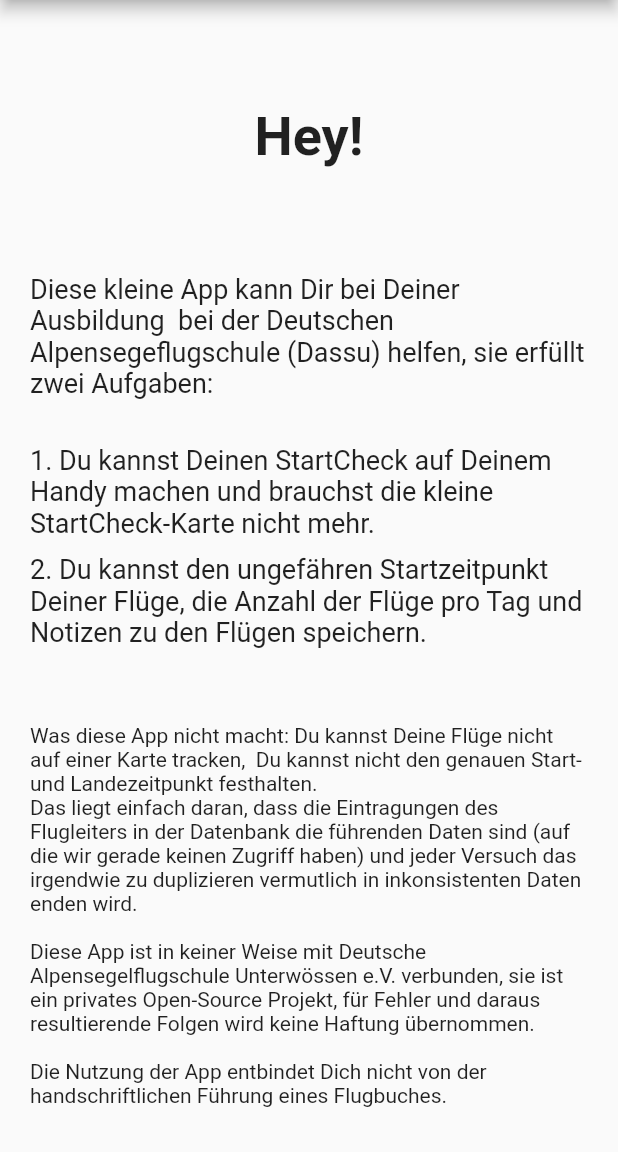
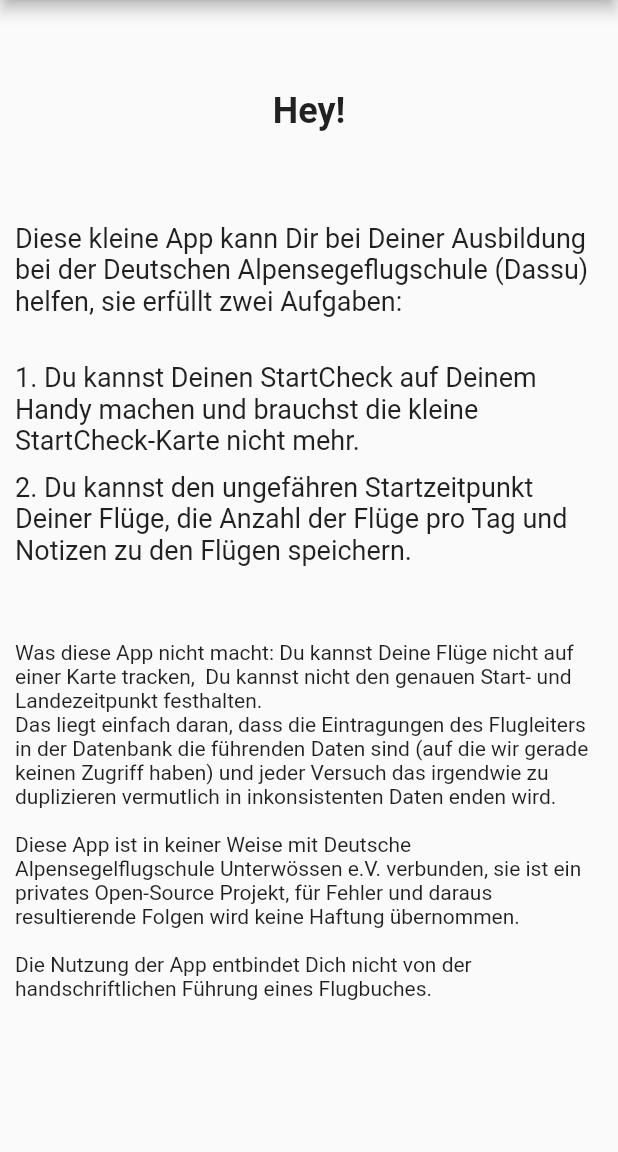
Before and after one commit to agehret/dassuflights, a Flutter app: the screen it shows after launch, in the side drawer, after a tap on "Über diese App", on a phone screen of 412 x 824 dp, the part 84-1236 px from its top. Run offline on Flutter 3.47's test engine with Material 2 defaults, Android fonts, the phone set to English and light mode, and no system bars; our stand-ins replace sqflite; accounts and stored records are empty.

Commit message:
Added enddrawer and static page

```diff
--- a/lib/ui/about_dialog.dart
+++ b/lib/ui/about_dialog.dart
@@ -18,8 +18,9 @@
           // the App.build method, and use it to set our appbar title.
           title: Text("Über die App"),
         ),
-        body: Container(
-            padding: const EdgeInsets.all(20.0),
+        body: SingleChildScrollView(
+          child: Container(
+            padding: const EdgeInsets.all(10.0),
             alignment: Alignment(0.0, 0.0),
             child: Column(
               children: <Widget>[
@@ -30,7 +31,7 @@
                     )
                 ),
                 Padding(
-                  padding: EdgeInsets.fromLTRB(0, 20, 0, 20),
+                  padding: EdgeInsets.fromLTRB(0, 10, 0, 20),
                   child: Text('Diese kleine App kann Dir bei Deiner Ausbildung '
                       ' bei der Deutschen Alpensegeflugschule (Dassu) helfen, sie erfüllt zwei Aufgaben:',
                       style: biggerFont),
@@ -62,6 +63,7 @@
 
             )
         )
+        )
     );
   }
 
--- a/lib/ui/contribute_dialog.dart
+++ b/lib/ui/contribute_dialog.dart
@@ -20,7 +20,7 @@
           title: Text("Über die App"),
         ),
         body: Container(
-            padding: const EdgeInsets.all(20.0),
+            padding: const EdgeInsets.all(10.0),
             alignment: Alignment(0.0, 0.0),
             child: Column(
               children: <Widget>[
@@ -31,7 +31,7 @@
                     )
                 ),
                 Padding(
-                  padding: EdgeInsets.fromLTRB(0, 20, 0, 20),
+                  padding: EdgeInsets.fromLTRB(0, 10, 0, 20),
                   child: Text('Du wünscht Dir weitere Funktionen oder hast einen Fehler entdeckt?\n\nDu kannst ganz einfach'
                               ' dazu beitragen diese App zu verbessern in dem Du ein Ticket erstellst:',
                       style: biggerFont),
--- a/lib/ui/flights_list.dart
+++ b/lib/ui/flights_list.dart
@@ -41,14 +41,14 @@
                   );
                 },
               ),
-              ListTile(
-                title: Text('Beitragen', style: biggerFont),
-                onTap: () {
-                  Navigator.pop(context);
-                  Navigator.push(context, MaterialPageRoute(builder: (context) => ContributeDialog()),
-                  );
-                },
-              ),
+              //ListTile(
+              //  title: Text('Beitragen', style: biggerFont),
+              //  onTap: () {
+              //    Navigator.pop(context);
+              //    Navigator.push(context, MaterialPageRoute(builder: (context) => ContributeDialog()),
+              //    );
+              //  },
+              //),
             ]
           ),
       ),
--- a/lib/ui/ui_styles.dart
+++ b/lib/ui/ui_styles.dart
@@ -18,4 +18,4 @@
 
 final biggerFont = TextStyle(fontSize: 18.0);
 final bolderFont = TextStyle(fontSize: 18.0, fontWeight: FontWeight.bold);
-final heading1   = TextStyle(fontSize: 36.0, fontWeight: FontWeight.bold);
+final heading1   = TextStyle(fontSize: 24.0, fontWeight: FontWeight.bold);
```
